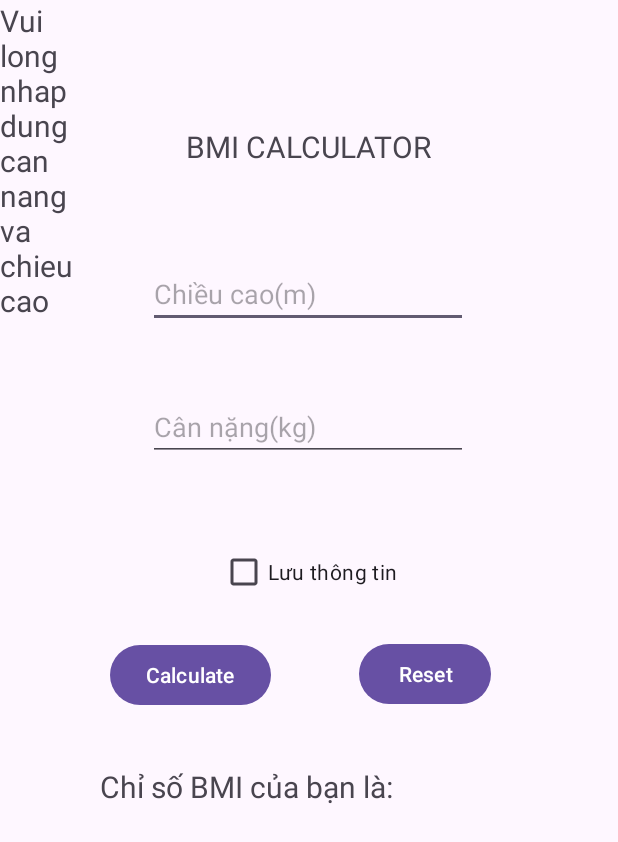
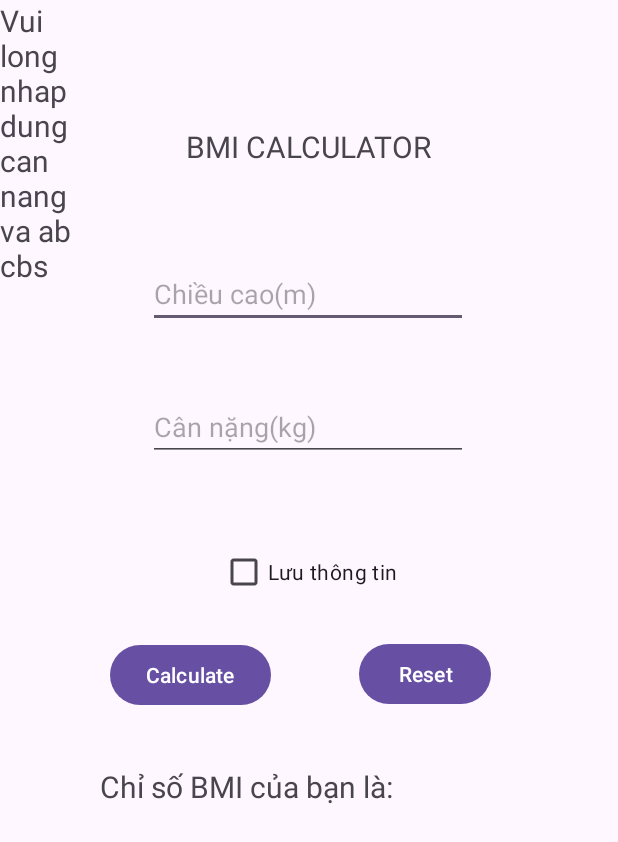
Before and after one commit to tuancui0/baiktra15p, an Android app: the screen it shows after launch (MainActivity), after a tap on "Calculate", on a phone screen of 412 x 824 dp. Shown: the top 842 px of the screen. Run offline under Robolectric (Android 15) with nearby library versions, the phone set to English and light mode, and no system bars.

Commit message:
test abc

```diff
--- a/app/src/main/java/com/example/baiktra15p/MainActivity.java
+++ b/app/src/main/java/com/example/baiktra15p/MainActivity.java
@@ -47,7 +47,9 @@ EditText weight;
 
                     result.setText(String.format("BMI: %.2f", ketqua));
                 } catch (NumberFormatException e) {
-                    result.setText("Vui long nhap dung can nang va chieu cao");
+                    result.setText("Vui long nhap dung can nang va abcbs");
+                    result.setText("Vui long nhap dung can nang va abcbs");
+
                 }
             }
         });
```
